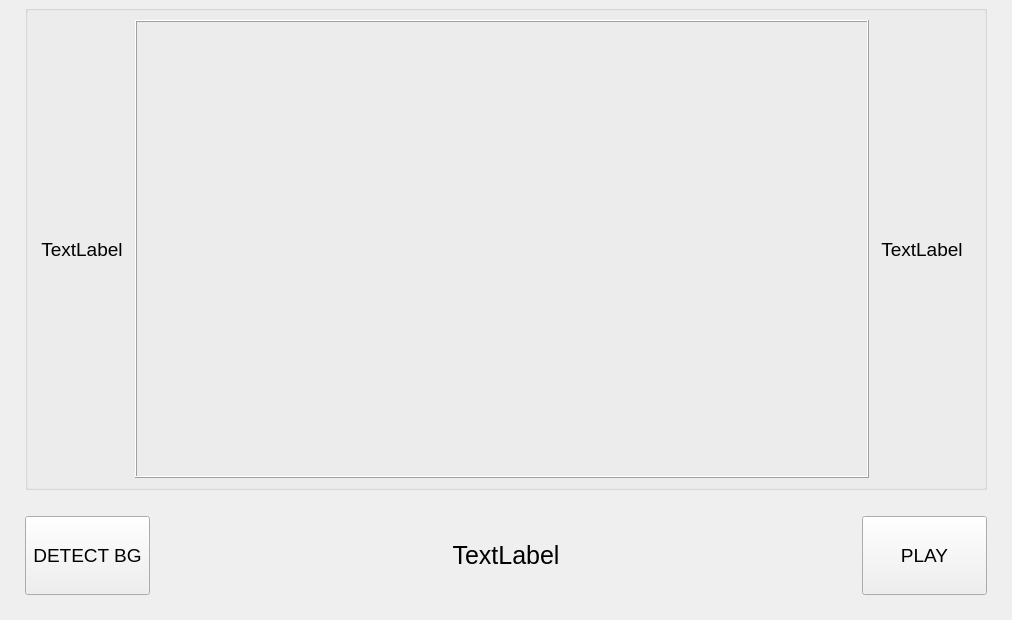
Qt form src/gui/babymath.ui (MichelangeloSorice/BabyMathChallenge) before a commit.
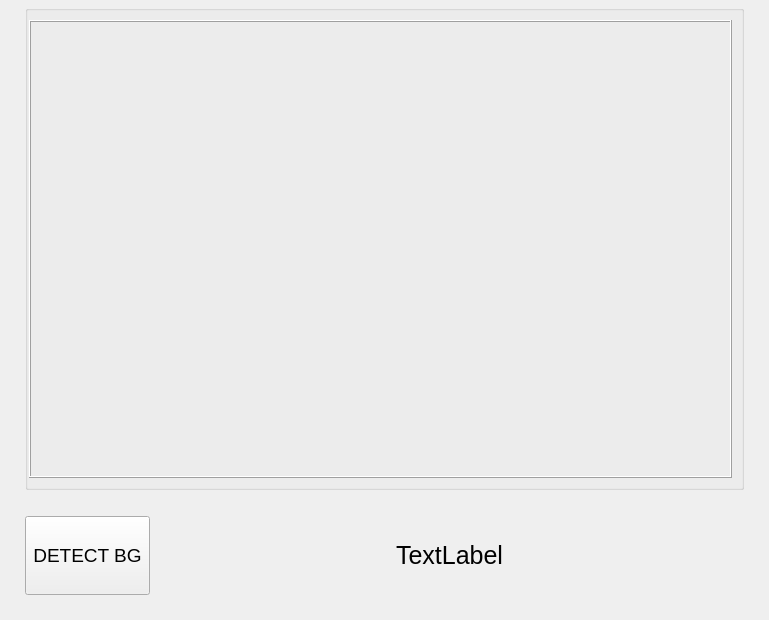
The same form after that commit.

What changed in the file:
```diff
--- a/src/gui/babymath.ui
+++ b/src/gui/babymath.ui
@@ -6,7 +6,7 @@
    <rect>
     <x>0</x>
     <y>0</y>
-    <width>1012</width>
+    <width>769</width>
     <height>620</height>
    </rect>
   </property>
@@ -55,39 +55,6 @@
          <property name="leftMargin">
           <number>1</number>
          </property>
-         <item>
-          <widget class="QLabel" name="p1_label">
-           <property name="minimumSize">
-            <size>
-             <width>106</width>
-             <height>0</height>
-            </size>
-           </property>
-           <property name="maximumSize">
-            <size>
-             <width>16777215</width>
-             <height>110</height>
-            </size>
-           </property>
-           <property name="font">
-            <font>
-             <pointsize>14</pointsize>
-            </font>
-           </property>
-           <property name="layoutDirection">
-            <enum>Qt::RightToLeft</enum>
-           </property>
-           <property name="autoFillBackground">
-            <bool>false</bool>
-           </property>
-           <property name="text">
-            <string>TextLabel</string>
-           </property>
-           <property name="alignment">
-            <set>Qt::AlignCenter</set>
-           </property>
-          </widget>
-         </item>
          <item>
           <widget class="QLabel" name="camera_label">
            <property name="sizePolicy">
@@ -122,39 +89,6 @@
            </property>
           </widget>
          </item>
-         <item>
-          <widget class="QLabel" name="p2_label">
-           <property name="minimumSize">
-            <size>
-             <width>106</width>
-             <height>0</height>
-            </size>
-           </property>
-           <property name="maximumSize">
-            <size>
-             <width>16777215</width>
-             <height>110</height>
-            </size>
-           </property>
-           <property name="font">
-            <font>
-             <pointsize>14</pointsize>
-            </font>
-           </property>
-           <property name="layoutDirection">
-            <enum>Qt::RightToLeft</enum>
-           </property>
-           <property name="autoFillBackground">
-            <bool>false</bool>
-           </property>
-           <property name="text">
-            <string>TextLabel</string>
-           </property>
-           <property name="alignment">
-            <set>Qt::AlignCenter</set>
-           </property>
-          </widget>
-         </item>
         </layout>
        </widget>
       </item>
@@ -181,6 +115,12 @@
         </property>
         <item>
          <widget class="QPushButton" name="detectbg_btn">
+          <property name="minimumSize">
+           <size>
+            <width>15</width>
+            <height>79</height>
+           </size>
+          </property>
           <property name="maximumSize">
            <size>
             <width>125</width>
@@ -215,36 +155,6 @@
           </property>
          </widget>
         </item>
-        <item>
-         <widget class="QPushButton" name="play_btn">
-          <property name="minimumSize">
-           <size>
-            <width>15</width>
-            <height>79</height>
-           </size>
-          </property>
-          <property name="maximumSize">
-           <size>
-            <width>125</width>
-            <height>130</height>
-           </size>
-          </property>
-          <property name="font">
-           <font>
-            <pointsize>14</pointsize>
-           </font>
-          </property>
-          <property name="layoutDirection">
-           <enum>Qt::LeftToRight</enum>
-          </property>
-          <property name="text">
-           <string extracomment="Let's do some dummy math!">PLAY</string>
-          </property>
-          <property name="autoDefault">
-           <bool>true</bool>
-          </property>
-         </widget>
-        </item>
        </layout>
       </item>
      </layout>
@@ -256,8 +166,8 @@
     <rect>
      <x>0</x>
      <y>0</y>
-     <width>1012</width>
-     <height>26</height>
+     <width>769</width>
+     <height>25</height>
     </rect>
    </property>
   </widget>
```
